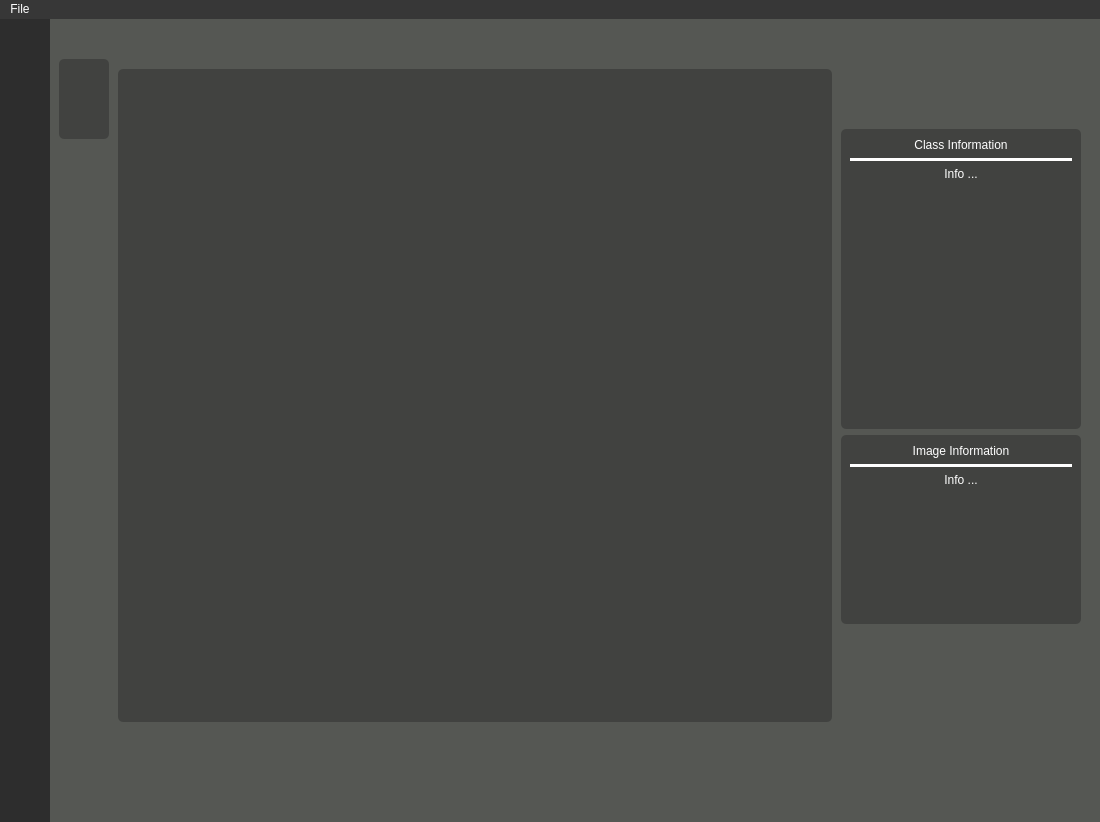
First picture: the form in yoloAnt.ui, repository Lachie1011/YoloAnt, before the edit.
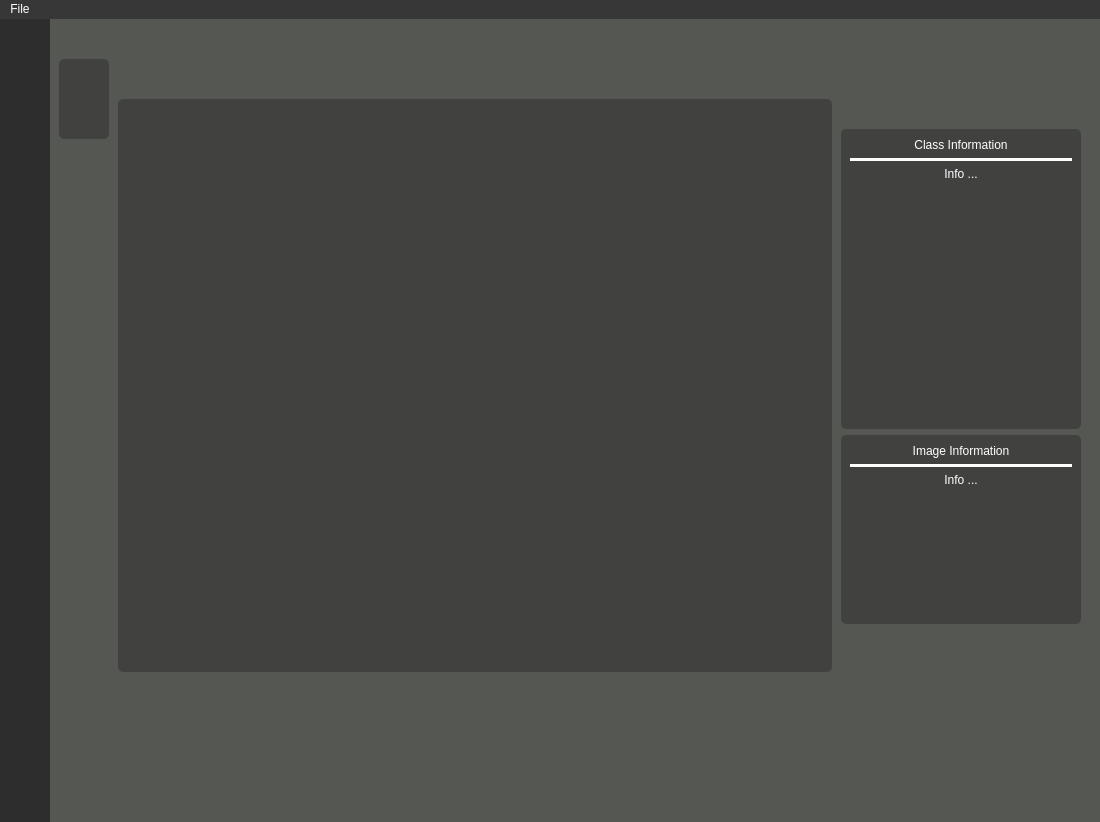
Second picture: the form after the edit. Icons and pictures are not drawn.

Commit message: updated UI accordingly, fixed hoverEvent logic, fixed checkable state logic

```diff
--- a/yoloAnt.ui
+++ b/yoloAnt.ui
@@ -742,10 +742,10 @@
                <enum>QLayout::SetNoConstraint</enum>
               </property>
               <property name="topMargin">
-               <number>50</number>
+               <number>80</number>
               </property>
               <property name="bottomMargin">
-               <number>50</number>
+               <number>100</number>
               </property>
               <item>
                <widget class="QFrame" name="imageFrame">
@@ -806,7 +806,7 @@
                    </property>
                    <property name="minimumSize">
                     <size>
-                     <width>500</width>
+                     <width>475</width>
                      <height>475</height>
                     </size>
                    </property>
```
The commit also changes 3 other files.
